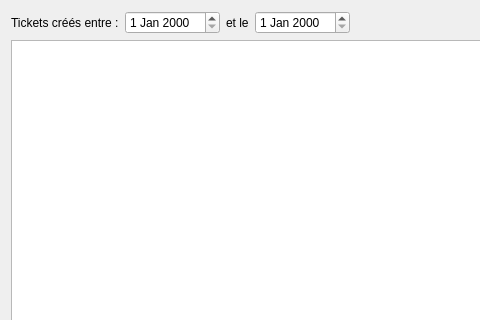
First picture: the form in clientwidget.ui, repository madisonnoyer54/EasyTicket, before the edit; both pictures show x 0 to 480 and y 0 to 320 of the 800 by 600 pixel window.
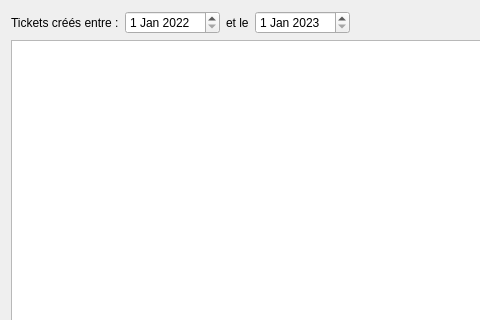
Second picture: the form after the edit.

Commit message: Assignation des tickets

```diff
--- a/clientwidget.ui
+++ b/clientwidget.ui
@@ -26,7 +26,15 @@
         </widget>
        </item>
        <item>
-        <widget class="QDateEdit" name="dateSup"/>
+        <widget class="QDateEdit" name="dateSup">
+         <property name="date">
+          <date>
+           <year>2022</year>
+           <month>1</month>
+           <day>1</day>
+          </date>
+         </property>
+        </widget>
        </item>
        <item>
         <widget class="QLabel" name="label_2">
@@ -36,7 +44,25 @@
         </widget>
        </item>
        <item>
-        <widget class="QDateEdit" name="dateInf"/>
+        <widget class="QDateEdit" name="dateInf">
+         <property name="dateTime">
+          <datetime>
+           <hour>0</hour>
+           <minute>0</minute>
+           <second>0</second>
+           <year>2023</year>
+           <month>1</month>
+           <day>1</day>
+          </datetime>
+         </property>
+         <property name="date">
+          <date>
+           <year>2023</year>
+           <month>1</month>
+           <day>1</day>
+          </date>
+         </property>
+        </widget>
        </item>
        <item>
         <spacer name="horizontalSpacer">
```
The commit also changes 2 other files.
